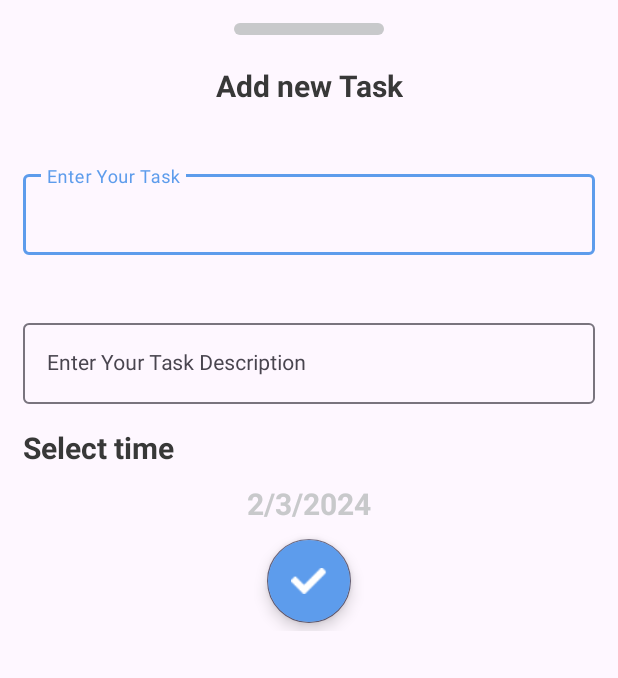
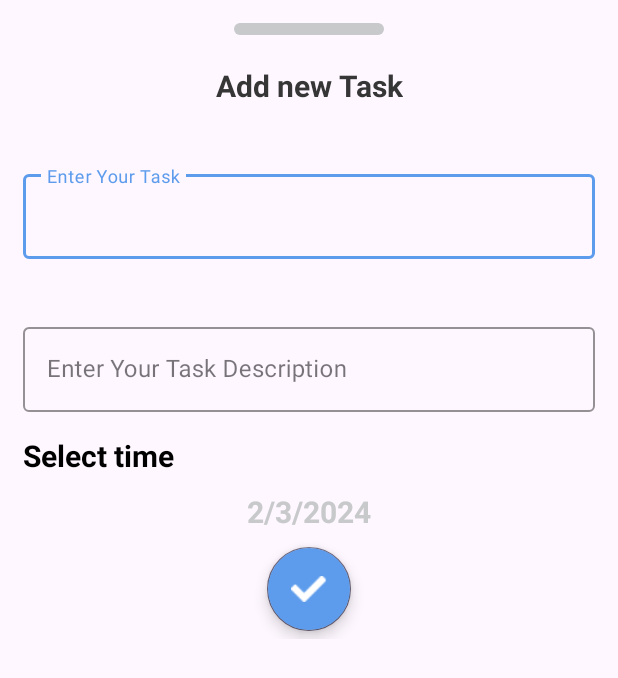
Before and after one commit to ahmedelkome/To_Do_List, an Android app: the layout fragment_add_task.xml on its own in the app's theme, with its tools: preview values and no code run, on a phone screen of 412 x 824 dp. Shown: the top 678 px of the screen. Run offline under Robolectric (Android 15) with nearby library versions, the phone set to English and light mode, and no system bars.

Commit message:
+ Last update

```diff
--- a/app/src/main/java/com/route/todolist/ui/screen/HomeActivity.kt
+++ b/app/src/main/java/com/route/todolist/ui/screen/HomeActivity.kt
@@ -26,7 +26,8 @@ class HomeActivity : AppCompatActivity() {
 
     override fun onResume() {
         super.onResume()
-        Log.e("onResume","onResume")
+        binding.bottomNav.selectedItemId = R.id.task
+        taskfragment.refreshDataTodo()
     }
 
     private fun IntialListeners(){
--- a/app/src/main/res/layout/fragment_add_task.xml
+++ b/app/src/main/res/layout/fragment_add_task.xml
@@ -26,7 +26,7 @@
         android:layout_height="wrap_content"
         android:layout_marginTop="20dp"
         android:text="@string/add_new_task"
-        android:textColor="@color/title_btmsheet"
+        android:textColor="@color/edit"
         android:textSize="20sp"
         android:textStyle="bold"
         app:layout_constraintEnd_toEndOf="parent"
@@ -37,6 +37,7 @@
     <com.google.android.material.textfield.TextInputLayout
         android:id="@+id/tasktextinput"
         android:layout_width="0dp"
+        style="@style/outline"
         android:layout_height="wrap_content"
         android:layout_marginStart="5dp"
         android:layout_marginTop="40dp"
@@ -48,7 +49,6 @@
 
         <com.google.android.material.textfield.TextInputEditText
             android:id="@id/title_name_tie"
-            style="@style/Widget.MaterialComponents.TextInputLayout.OutlinedBox"
             android:layout_width="match_parent"
             android:layout_height="match_parent" />
     </com.google.android.material.textfield.TextInputLayout>
@@ -60,6 +60,7 @@
         android:layout_marginStart="5dp"
         android:layout_marginTop="40dp"
         android:layout_marginEnd="5dp"
+        style="@style/outline"
         android:hint="Enter Your Task Description"
         app:layout_constraintEnd_toEndOf="parent"
         app:layout_constraintStart_toStartOf="parent"
@@ -67,7 +68,6 @@
 
         <com.google.android.material.textfield.TextInputEditText
             android:id="@id/title_details_tie"
-            style="@style/Widget.MaterialComponents.TextInputLayout.OutlinedBox"
             android:layout_width="match_parent"
             android:layout_height="match_parent" />
     </com.google.android.material.textfield.TextInputLayout>
@@ -78,7 +78,7 @@
         android:layout_height="wrap_content"
         android:layout_marginTop="15dp"
         android:text="@string/select_time"
-        android:textColor="@color/title_btmsheet"
+        android:textColor="@color/selecttime"
         android:textSize="20sp"
         android:textStyle="bold"
         app:layout_constraintStart_toStartOf="@id/descriptiontextinput"
--- a/app/src/main/res/layout/item_task.xml
+++ b/app/src/main/res/layout/item_task.xml
@@ -56,14 +56,15 @@
 
             <TextView
                 android:id="@+id/title_task"
-                style="@style/textTask"
+                android:textColor="@color/blue"
+                android:textStyle="bold"
+                android:textSize="18sp"
                 android:layout_width="0dp"
                 android:layout_height="wrap_content"
                 android:layout_margin="20dp"
                 app:layout_constraintEnd_toStartOf="@id/check_complete"
                 app:layout_constraintStart_toEndOf="@id/swap_item"
                 app:layout_constraintTop_toTopOf="@id/swap_item"
-
                 tools:text="@string/tasks" />
 
             <TextView
--- a/app/src/main/res/values-night/colors.xml
+++ b/app/src/main/res/values-night/colors.xml
@@ -3,5 +3,8 @@
     <color name="general_bg">#060E1E</color>
     <color name="title">#060E1E</color>
     <color name="lightblack">@color/white</color>
+    <color name="selecttime">@color/white</color>
     <color name="cardview_bg">#141922</color>
+    <color name="green">#61E757</color>
+    <color name="edit">@color/white</color>
 </resources>
--- a/app/src/main/res/values-night/themes.xml
+++ b/app/src/main/res/values-night/themes.xml
@@ -24,4 +24,12 @@
         >
         <item name="background">@color/cardview_bg</item>
     </style>
+    <style name="outline" parent="Base.Widget.MaterialComponents.TextInputLayout">
+        <item name="materialThemeOverlay">
+            @style/ThemeOverlay.MaterialComponents.TextInputEditText.OutlinedBox
+        </item>
+        <item name="boxCollapsedPaddingTop">0dp</item>
+        <item name="hintTextColor">@color/blue</item>
+        <item name="boxStrokeColor">@color/blue</item>
+    </style>
 </resources>
--- a/app/src/main/res/values/colors.xml
+++ b/app/src/main/res/values/colors.xml
@@ -10,5 +10,8 @@
     <color name="lightblack">#363636</color>
     <color name="red">#FF000E</color>
     <color name="cardview_bg">@color/white</color>
+    <color name="green">#61E757</color>
+    <color name="selecttime">@color/black</color>
     <color name="title_btmsheet">#383838</color>
+    <color name="edit">@color/lightblack</color>
 </resources>
--- a/app/src/main/res/values/themes.xml
+++ b/app/src/main/res/values/themes.xml
@@ -48,4 +48,12 @@
         <item name="android:textStyle">bold</item>
         <item name="android:textColor">@color/blue</item>
     </style>
+    <style name="outline" parent="Base.Widget.MaterialComponents.TextInputLayout">
+        <item name="materialThemeOverlay">
+            @style/ThemeOverlay.MaterialComponents.TextInputEditText.OutlinedBox
+        </item>
+        <item name="boxCollapsedPaddingTop">0dp</item>
+        <item name="hintTextColor">@color/blue</item>
+        <item name="boxStrokeColor">@color/blue</item>
+    </style>
 </resources>
```
Also changed, not shown: app/src/main/java/com/route/todolist/Adapters/TaskAdapter.kt (+9 -0 lines), app/src/main/java/com/route/todolist/ui/fragments/SettingFragment.kt (+68 -1 lines), app/src/main/res/layout/activity_edit_task.xml (+8 -6 lines), app/src/main/res/layout/drop_down_item.xml (+9 -5 lines), 17 other files.
